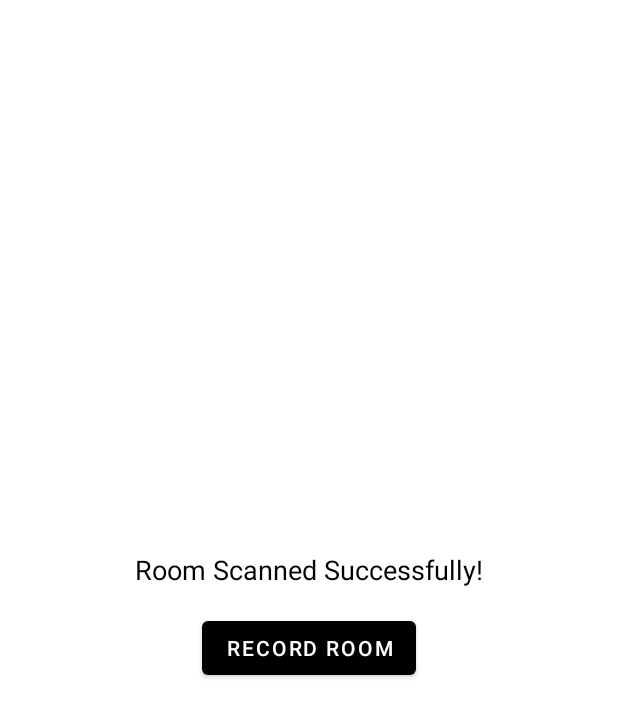
After one commit to riyasatzaman/dataCollector-app-dev, an Android app: the RoomRecordActivity screen opened directly, with no data from a screen before it, on a phone screen of 412 x 824 dp. The commit adds this screen. Shown: the top 717 px of the screen. Run offline under Robolectric (Android 15) with nearby library versions, the phone set to English and light mode, and no system bars; our stand-ins replace Firebase (no records; nobody signed in at launch, a user with empty details on screens opened directly).

Commit message:
room scanned tracking for each user and UI marking

```diff
--- a/app/src/main/AndroidManifest.xml
+++ b/app/src/main/AndroidManifest.xml
@@ -37,6 +37,10 @@
         <activity
             android:name=".view.RoomOCRActivity"
             android:exported="false" />
+
+        <activity
+            android:name=".view.RoomRecordActivity"
+            android:exported="false" />
         <activity
             android:name=".view.AuthActivity"
             android:exported="true">
--- a/app/src/main/java/com/example/datacollectorx/view/BuildingSelectionActivity.java
+++ b/app/src/main/java/com/example/datacollectorx/view/BuildingSelectionActivity.java
@@ -8,6 +8,7 @@ import androidx.recyclerview.widget.RecyclerView;
 
 import com.example.datacollectorx.R;
 import com.example.datacollectorx.util.BuildingAdapter;
+import com.example.datacollectorx.view.RoomSelectionActivity;
 
 import java.util.ArrayList;
 import java.util.List;
--- /dev/null
+++ b/app/src/main/java/com/example/datacollectorx/view/RoomRecordActivity.java
@@ -0,0 +1,68 @@
+package com.example.datacollectorx.view;
+
+import android.os.Bundle;
+import android.util.Log;
+import android.widget.Button;
+import android.widget.Toast;
+
+import androidx.appcompat.app.AppCompatActivity;
+
+import com.example.datacollectorx.R;
+import com.google.firebase.auth.FirebaseAuth;
+import com.google.firebase.firestore.DocumentReference;
+import com.google.firebase.firestore.FirebaseFirestore;
+
+import java.util.ArrayList;
+import java.util.HashMap;
+import java.util.List;
+import java.util.Map;
+
+public class RoomRecordActivity extends AppCompatActivity {
+
+    private FirebaseFirestore db;
+    private FirebaseAuth mAuth;
+    private String buildingCode;
+    private String room;
+
+    @Override
+    protected void onCreate(Bundle savedInstanceState) {
+        super.onCreate(savedInstanceState);
+        setContentView(R.layout.activity_room_record);
+
+        // Initialize Firebase instances
+        db = FirebaseFirestore.getInstance();
+        mAuth = FirebaseAuth.getInstance();
+
+        // Get the room and building code from the intent
+        buildingCode = getIntent().getStringExtra("building_code");
+        Log.d("RoomRecordActivity", "Building code: " + buildingCode);
+        room = getIntent().getStringExtra("room");
+
+        Button buttonRecordRoom = findViewById(R.id.buttonRecordRoom);
+        buttonRecordRoom.setOnClickListener(v -> recordScannedRoom(buildingCode, room));
+    }
+
+    // Function to record the room as scanned
+    private void recordScannedRoom(String buildingCode, String room) {
+        String userId = FirebaseAuth.getInstance().getCurrentUser().getUid();
+        FirebaseFirestore db = FirebaseFirestore.getInstance();
+
+        // Create the path to the user document
+        DocumentReference userDocRef = db.collection("users").document(userId);
+
+        // Update the room as scanned (ensure that the map key is a string)
+        Map<String, Object> updates = new HashMap<>();
+        updates.put("scannedRooms." + buildingCode + "." + room, true);  // Ensure all keys are strings
+
+        // Update the Firestore document with the scanned room
+        ((DocumentReference) userDocRef).update(updates)
+                .addOnSuccessListener(aVoid -> {
+                    Toast.makeText(RoomRecordActivity.this, "Room recorded successfully!", Toast.LENGTH_SHORT).show();
+                    // Navigate back or to another activity
+                })
+                .addOnFailureListener(e -> {
+                    Toast.makeText(RoomRecordActivity.this, "Error recording room: " + e.getMessage(), Toast.LENGTH_SHORT).show();
+                });
+    }
+
+}
--- /dev/null
+++ b/app/src/main/res/layout/activity_room_record.xml
@@ -0,0 +1,22 @@
+<?xml version="1.0" encoding="utf-8"?>
+<LinearLayout xmlns:android="http://schemas.android.com/apk/res/android"
+    android:layout_width="match_parent"
+    android:layout_height="match_parent"
+    android:gravity="center"
+    android:orientation="vertical"
+    android:padding="16dp">
+
+    <TextView
+        android:layout_width="wrap_content"
+        android:layout_height="wrap_content"
+        android:text="Room Scanned Successfully!"
+        android:textSize="18sp"
+        android:layout_marginBottom="16dp" />
+
+    <Button
+        android:id="@+id/buttonRecordRoom"
+        android:layout_width="wrap_content"
+        android:layout_height="wrap_content"
+        android:text="Record Room" />
+
+</LinearLayout>
```
Also changed, not shown: app/src/main/java/com/example/datacollectorx/util/RoomAdapter.java (+56 -33 lines), app/src/main/java/com/example/datacollectorx/view/RoomOCRActivity.java (+9 -1 lines), app/src/main/java/com/example/datacollectorx/view/RoomSelectionActivity.java (+68 -23 lines), app/src/main/java/com/example/datacollectorx/viewmodel/AuthViewModel.java (+74 -21 lines).
